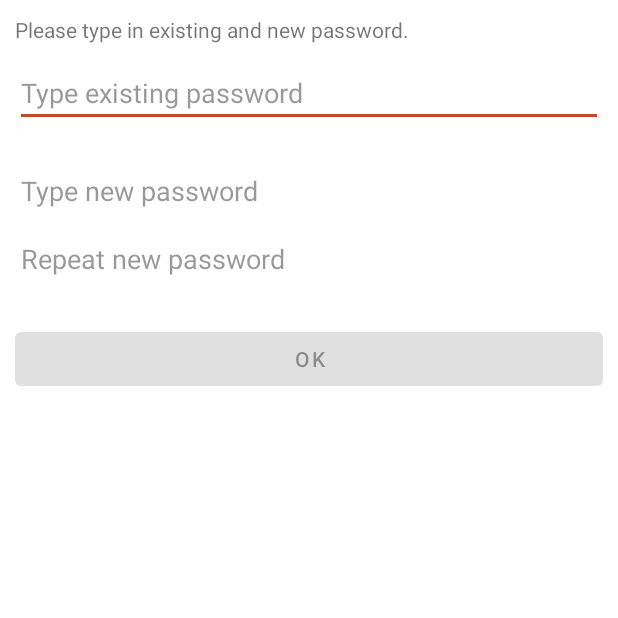
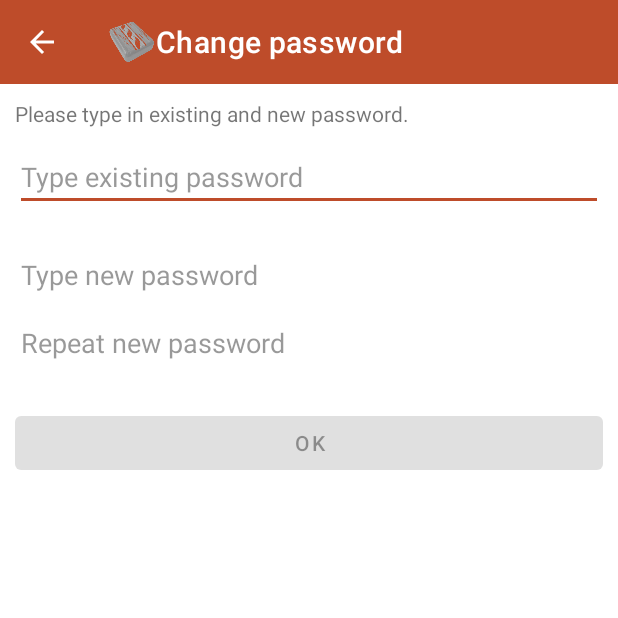
Before and after one commit to rhodul/secretbox, an Android app: the ChangePassword screen opened directly, with no data from a screen before it, on a phone screen of 412 x 824 dp, the top half of it. Run offline under Robolectric (Android 15) with nearby library versions, the phone set to English and light mode, and no system bars.

Commit message:
Change password has toolbar

```diff
--- a/source/app/src/main/java/com/gnugu/secretbox/ChangePassword.java
+++ b/source/app/src/main/java/com/gnugu/secretbox/ChangePassword.java
@@ -8,6 +8,8 @@ import javax.crypto.BadPaddingException;
 
 import android.os.Bundle;
 import androidx.appcompat.app.AppCompatActivity; // Corrected import
+import androidx.appcompat.widget.Toolbar;
+
 import android.text.InputType;
 import android.text.method.PasswordTransformationMethod;
 import android.view.MenuItem;
@@ -36,6 +38,15 @@ public final class ChangePassword extends AppCompatActivity { // Corrected base
 		super.onCreate(savedInstanceState);
 
 		this.setContentView(R.layout.change_password);
+
+		Toolbar toolbar = findViewById(R.id.toolbar_change_password);
+		setSupportActionBar(toolbar);
+
+		if (getSupportActionBar() != null) {
+			getSupportActionBar().setDisplayHomeAsUpEnabled(true);
+			getSupportActionBar().setIcon(R.drawable.ic_action_sbox); // Set icon
+			getSupportActionBar().setTitle(R.string.changePassword);          // Set title
+		}
 
 		_oldPwd = (EditText) this.findViewById(R.id.oldPassword);
 		// when we use android:password attribute in the layout file
--- a/source/app/src/main/res/layout/change_password.xml
+++ b/source/app/src/main/res/layout/change_password.xml
@@ -1,6 +1,22 @@
+<?xml version="1.0" encoding="utf-8"?>
+<LinearLayout xmlns:android="http://schemas.android.com/apk/res/android"
+    xmlns:app="http://schemas.android.com/apk/res-auto"
+    xmlns:tools="http://schemas.android.com/tools"
+    android:layout_width="match_parent"
+    android:layout_height="match_parent"
+    android:orientation="vertical"
+    tools:context=".AboutActivity">
+
+<androidx.appcompat.widget.Toolbar
+    android:id="@+id/toolbar_change_password"
+    android:layout_width="match_parent"
+    android:layout_height="?attr/actionBarSize"
+    android:background="?attr/colorPrimary"
+    android:theme="@style/AppTheme.ToolbarOverlay"
+    app:popupTheme="@style/ThemeOverlay.AppCompat.Light"/>
+
 <ScrollView  xmlns:android="http://schemas.android.com/apk/res/android"
     xmlns:tools="http://schemas.android.com/tools"
-    tools:context="com.gnugu.shoppinglistplus.ChangePassword"
     android:id="@+id/changePasswordTextScroller"
     android:layout_width="fill_parent"
     android:layout_height="fill_parent"
@@ -41,3 +57,4 @@
                 android:layout_marginTop="20dip"/>
     </LinearLayout>
 </ScrollView>
+</LinearLayout>
```
Also changed, not shown: 1 other file.
